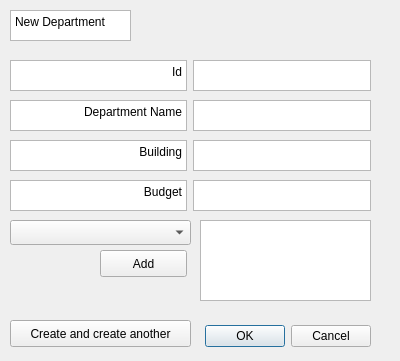
First picture: the form in newdepartment.ui, repository Ysajid/University-Management, before the edit.
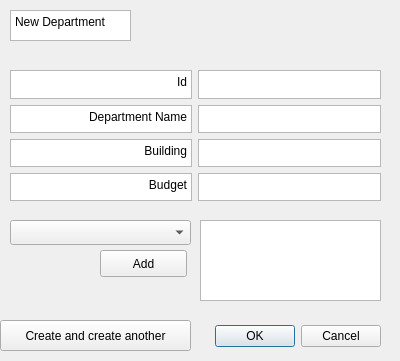
Second picture: the form after the edit.

Diff of the .ui file:
```diff
--- a/newdepartment.ui
+++ b/newdepartment.ui
@@ -18,7 +18,7 @@
     <rect>
      <x>30</x>
      <y>320</y>
-     <width>341</width>
+     <width>351</width>
      <height>32</height>
     </rect>
    </property>
@@ -47,7 +47,7 @@
     <rect>
      <x>200</x>
      <y>220</y>
-     <width>171</width>
+     <width>181</width>
      <height>81</height>
     </rect>
    </property>
@@ -69,84 +69,6 @@
 &lt;p style=&quot; margin-top:0px; margin-bottom:0px; margin-left:0px; margin-right:0px; -qt-block-indent:0; text-indent:0px;&quot;&gt;New Department&lt;/p&gt;&lt;/body&gt;&lt;/html&gt;</string>
    </property>
   </widget>
-  <widget class="QWidget" name="layoutWidget">
-   <property name="geometry">
-    <rect>
-     <x>10</x>
-     <y>100</y>
-     <width>361</width>
-     <height>31</height>
-    </rect>
-   </property>
-   <layout class="QHBoxLayout" name="horizontalLayout">
-    <item>
-     <widget class="QTextBrowser" name="textBrowser">
-      <property name="html">
-       <string>&lt;!DOCTYPE HTML PUBLIC &quot;-//W3C//DTD HTML 4.0//EN&quot; &quot;http://www.w3.org/TR/REC-html40/strict.dtd&quot;&gt;
-&lt;html&gt;&lt;head&gt;&lt;meta name=&quot;qrichtext&quot; content=&quot;1&quot; /&gt;&lt;style type=&quot;text/css&quot;&gt;
-p, li { white-space: pre-wrap; }
-&lt;/style&gt;&lt;/head&gt;&lt;body style=&quot; font-family:'Noto Sans'; font-size:9pt; font-weight:400; font-style:normal;&quot;&gt;
-&lt;p align=&quot;right&quot; style=&quot; margin-top:0px; margin-bottom:0px; margin-left:0px; margin-right:0px; -qt-block-indent:0; text-indent:0px;&quot;&gt;Department Name&lt;/p&gt;&lt;/body&gt;&lt;/html&gt;</string>
-      </property>
-     </widget>
-    </item>
-    <item>
-     <widget class="QTextEdit" name="name"/>
-    </item>
-   </layout>
-  </widget>
-  <widget class="QWidget" name="layoutWidget_2">
-   <property name="geometry">
-    <rect>
-     <x>10</x>
-     <y>180</y>
-     <width>361</width>
-     <height>31</height>
-    </rect>
-   </property>
-   <layout class="QHBoxLayout" name="horizontalLayout_3">
-    <item>
-     <widget class="QTextBrowser" name="textBrowser_3">
-      <property name="html">
-       <string>&lt;!DOCTYPE HTML PUBLIC &quot;-//W3C//DTD HTML 4.0//EN&quot; &quot;http://www.w3.org/TR/REC-html40/strict.dtd&quot;&gt;
-&lt;html&gt;&lt;head&gt;&lt;meta name=&quot;qrichtext&quot; content=&quot;1&quot; /&gt;&lt;style type=&quot;text/css&quot;&gt;
-p, li { white-space: pre-wrap; }
-&lt;/style&gt;&lt;/head&gt;&lt;body style=&quot; font-family:'Noto Sans'; font-size:9pt; font-weight:400; font-style:normal;&quot;&gt;
-&lt;p align=&quot;right&quot; style=&quot; margin-top:0px; margin-bottom:0px; margin-left:0px; margin-right:0px; -qt-block-indent:0; text-indent:0px;&quot;&gt;Budget&lt;/p&gt;&lt;/body&gt;&lt;/html&gt;</string>
-      </property>
-     </widget>
-    </item>
-    <item>
-     <widget class="QTextEdit" name="budget"/>
-    </item>
-   </layout>
-  </widget>
-  <widget class="QWidget" name="layoutWidget_3">
-   <property name="geometry">
-    <rect>
-     <x>10</x>
-     <y>60</y>
-     <width>361</width>
-     <height>31</height>
-    </rect>
-   </property>
-   <layout class="QHBoxLayout" name="horizontalLayout_4">
-    <item>
-     <widget class="QTextBrowser" name="textBrowser_4">
-      <property name="html">
-       <string>&lt;!DOCTYPE HTML PUBLIC &quot;-//W3C//DTD HTML 4.0//EN&quot; &quot;http://www.w3.org/TR/REC-html40/strict.dtd&quot;&gt;
-&lt;html&gt;&lt;head&gt;&lt;meta name=&quot;qrichtext&quot; content=&quot;1&quot; /&gt;&lt;style type=&quot;text/css&quot;&gt;
-p, li { white-space: pre-wrap; }
-&lt;/style&gt;&lt;/head&gt;&lt;body style=&quot; font-family:'Noto Sans'; font-size:9pt; font-weight:400; font-style:normal;&quot;&gt;
-&lt;p align=&quot;right&quot; style=&quot; margin-top:0px; margin-bottom:0px; margin-left:0px; margin-right:0px; -qt-block-indent:0; text-indent:0px;&quot;&gt;Id&lt;/p&gt;&lt;/body&gt;&lt;/html&gt;</string>
-      </property>
-     </widget>
-    </item>
-    <item>
-     <widget class="QTextEdit" name="name_2"/>
-    </item>
-   </layout>
-  </widget>
   <widget class="QComboBox" name="courses">
    <property name="geometry">
     <rect>
@@ -160,39 +82,104 @@
   <widget class="QPushButton" name="addCourse_2">
    <property name="geometry">
     <rect>
-     <x>10</x>
+     <x>0</x>
      <y>320</y>
-     <width>181</width>
-     <height>27</height>
+     <width>191</width>
+     <height>31</height>
     </rect>
    </property>
    <property name="text">
     <string>Create and create another</string>
    </property>
   </widget>
-  <widget class="QWidget" name="layoutWidget_4">
+  <widget class="QWidget" name="">
    <property name="geometry">
     <rect>
      <x>10</x>
-     <y>140</y>
-     <width>361</width>
-     <height>31</height>
+     <y>70</y>
+     <width>371</width>
+     <height>131</height>
     </rect>
    </property>
-   <layout class="QHBoxLayout" name="horizontalLayout_2">
+   <layout class="QVBoxLayout" name="verticalLayout">
     <item>
-     <widget class="QTextBrowser" name="textBrowser_2">
-      <property name="html">
-       <string>&lt;!DOCTYPE HTML PUBLIC &quot;-//W3C//DTD HTML 4.0//EN&quot; &quot;http://www.w3.org/TR/REC-html40/strict.dtd&quot;&gt;
+     <layout class="QHBoxLayout" name="horizontalLayout_4">
+      <item>
+       <widget class="QTextBrowser" name="textBrowser_4">
+        <property name="html">
+         <string>&lt;!DOCTYPE HTML PUBLIC &quot;-//W3C//DTD HTML 4.0//EN&quot; &quot;http://www.w3.org/TR/REC-html40/strict.dtd&quot;&gt;
+&lt;html&gt;&lt;head&gt;&lt;meta name=&quot;qrichtext&quot; content=&quot;1&quot; /&gt;&lt;style type=&quot;text/css&quot;&gt;
+p, li { white-space: pre-wrap; }
+&lt;/style&gt;&lt;/head&gt;&lt;body style=&quot; font-family:'Noto Sans'; font-size:9pt; font-weight:400; font-style:normal;&quot;&gt;
+&lt;p align=&quot;right&quot; style=&quot; margin-top:0px; margin-bottom:0px; margin-left:0px; margin-right:0px; -qt-block-indent:0; text-indent:0px;&quot;&gt;Id&lt;/p&gt;&lt;/body&gt;&lt;/html&gt;</string>
+        </property>
+       </widget>
+      </item>
+      <item>
+       <widget class="QTextEdit" name="name_2"/>
+      </item>
+     </layout>
+    </item>
+    <item>
+     <layout class="QHBoxLayout" name="horizontalLayout">
+      <item>
+       <widget class="QTextBrowser" name="textBrowser">
+        <property name="html">
+         <string>&lt;!DOCTYPE HTML PUBLIC &quot;-//W3C//DTD HTML 4.0//EN&quot; &quot;http://www.w3.org/TR/REC-html40/strict.dtd&quot;&gt;
+&lt;html&gt;&lt;head&gt;&lt;meta name=&quot;qrichtext&quot; content=&quot;1&quot; /&gt;&lt;style type=&quot;text/css&quot;&gt;
+p, li { white-space: pre-wrap; }
+&lt;/style&gt;&lt;/head&gt;&lt;body style=&quot; font-family:'Noto Sans'; font-size:9pt; font-weight:400; font-style:normal;&quot;&gt;
+&lt;p align=&quot;right&quot; style=&quot; margin-top:0px; margin-bottom:0px; margin-left:0px; margin-right:0px; -qt-block-indent:0; text-indent:0px;&quot;&gt;Department Name&lt;/p&gt;&lt;/body&gt;&lt;/html&gt;</string>
+        </property>
+       </widget>
+      </item>
+      <item>
+       <widget class="QTextEdit" name="name"/>
+      </item>
+     </layout>
+    </item>
+    <item>
+     <layout class="QHBoxLayout" name="horizontalLayout_2">
+      <item>
+       <widget class="QTextBrowser" name="textBrowser_2">
+        <property name="html">
+         <string>&lt;!DOCTYPE HTML PUBLIC &quot;-//W3C//DTD HTML 4.0//EN&quot; &quot;http://www.w3.org/TR/REC-html40/strict.dtd&quot;&gt;
 &lt;html&gt;&lt;head&gt;&lt;meta name=&quot;qrichtext&quot; content=&quot;1&quot; /&gt;&lt;style type=&quot;text/css&quot;&gt;
 p, li { white-space: pre-wrap; }
 &lt;/style&gt;&lt;/head&gt;&lt;body style=&quot; font-family:'Noto Sans'; font-size:9pt; font-weight:400; font-style:normal;&quot;&gt;
 &lt;p align=&quot;right&quot; style=&quot; margin-top:0px; margin-bottom:0px; margin-left:0px; margin-right:0px; -qt-block-indent:0; text-indent:0px;&quot;&gt;Building&lt;/p&gt;&lt;/body&gt;&lt;/html&gt;</string>
-      </property>
-     </widget>
+        </property>
+       </widget>
+      </item>
+      <item>
+       <widget class="QTextEdit" name="building"/>
+      </item>
+     </layout>
     </item>
     <item>
-     <widget class="QTextEdit" name="building"/>
+     <layout class="QHBoxLayout" name="horizontalLayout_3">
+      <item>
+       <widget class="QTextBrowser" name="textBrowser_3">
+        <property name="inputMethodHints">
+         <set>Qt::ImhNone</set>
+        </property>
+        <property name="html">
+         <string>&lt;!DOCTYPE HTML PUBLIC &quot;-//W3C//DTD HTML 4.0//EN&quot; &quot;http://www.w3.org/TR/REC-html40/strict.dtd&quot;&gt;
+&lt;html&gt;&lt;head&gt;&lt;meta name=&quot;qrichtext&quot; content=&quot;1&quot; /&gt;&lt;style type=&quot;text/css&quot;&gt;
+p, li { white-space: pre-wrap; }
+&lt;/style&gt;&lt;/head&gt;&lt;body style=&quot; font-family:'Noto Sans'; font-size:9pt; font-weight:400; font-style:normal;&quot;&gt;
+&lt;p align=&quot;right&quot; style=&quot; margin-top:0px; margin-bottom:0px; margin-left:0px; margin-right:0px; -qt-block-indent:0; text-indent:0px;&quot;&gt;Budget&lt;/p&gt;&lt;/body&gt;&lt;/html&gt;</string>
+        </property>
+       </widget>
+      </item>
+      <item>
+       <widget class="QTextEdit" name="budget">
+        <property name="inputMethodHints">
+         <set>Qt::ImhDigitsOnly</set>
+        </property>
+       </widget>
+      </item>
+     </layout>
     </item>
    </layout>
   </widget>
```
